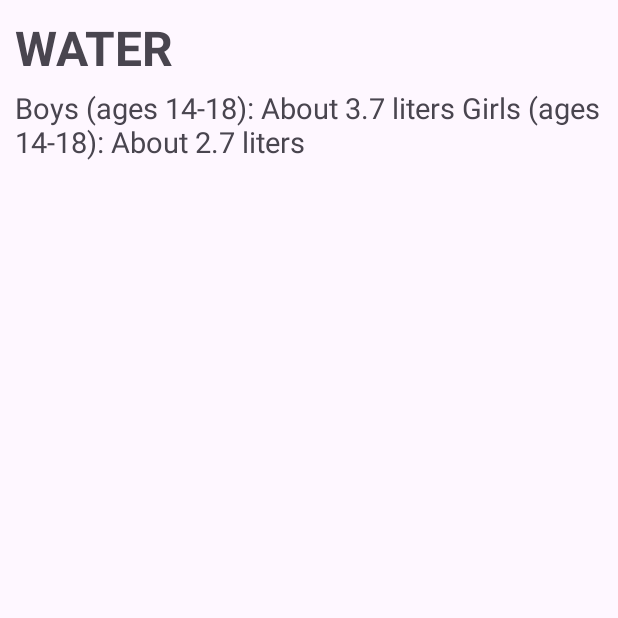
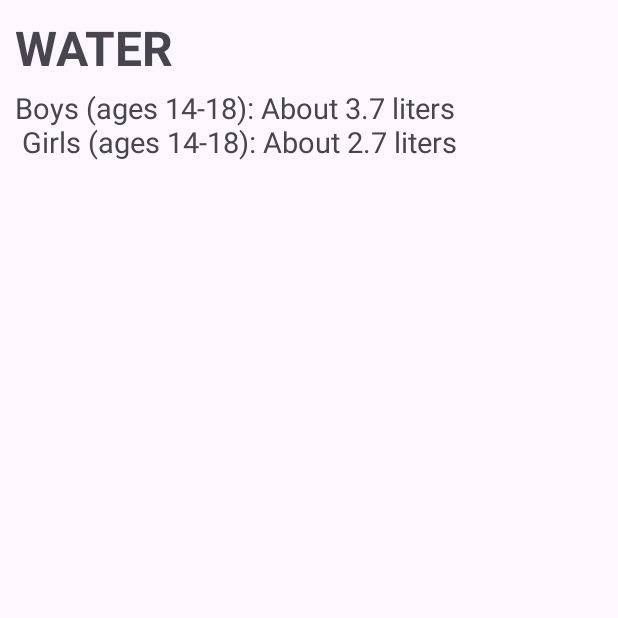
Before and after one commit to samantray-suvam/NUTRITIONIST, an Android app: the teen_water screen opened directly, with no data from a screen before it, on a phone screen of 412 x 824 dp, the top half of it. Run offline under Robolectric (Android 15) with nearby library versions, the phone set to English and light mode, and no system bars.

Commit message:
Update activity_teen_water.xml

```diff
--- a/app/src/main/res/layout/activity_teen_water.xml
+++ b/app/src/main/res/layout/activity_teen_water.xml
@@ -20,7 +20,7 @@
         android:layout_marginTop="5dp"
         android:layout_width="match_parent"
         android:layout_height="wrap_content"
-        android:text="Boys (ages 14-18): About 3.7 liters
+        android:text="Boys (ages 14-18): About 3.7 liters\n
 Girls (ages 14-18): About 2.7 liters"
         android:textSize="19sp"></TextView>
 
```
